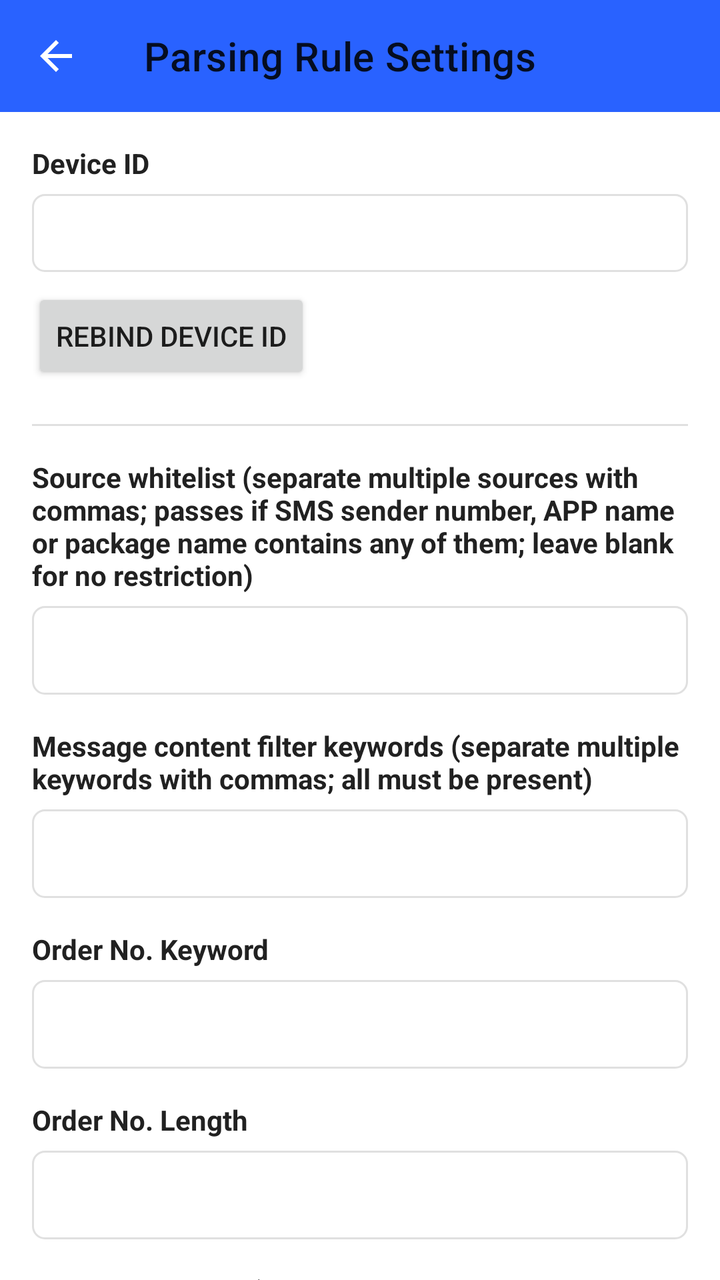
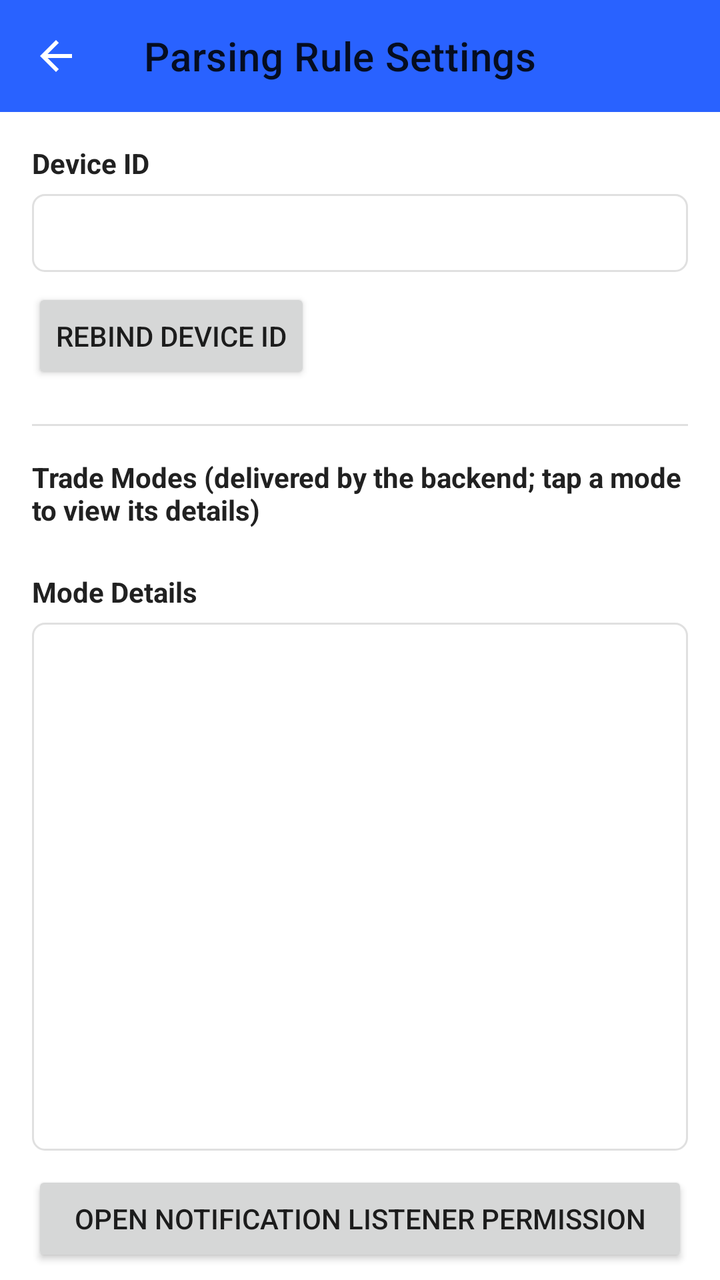

Compare the two renders of this Android layout. The source of the first and the diff that turns it into the second are given below.
<!-- AndroidManifest.xml: application theme Theme.SmsRecharge -->
<!-- res/layout/activity_settings.xml -->
<?xml version="1.0" encoding="utf-8"?>
<LinearLayout xmlns:android="http://schemas.android.com/apk/res/android"
    xmlns:app="http://schemas.android.com/apk/res-auto"
    android:layout_width="match_parent"
    android:layout_height="match_parent"
    android:orientation="vertical"
    android:background="@color/white">

    <com.google.android.material.appbar.MaterialToolbar
        android:id="@+id/toolbar"
        android:layout_width="match_parent"
        android:layout_height="?attr/actionBarSize"
        android:background="@color/colorPrimary"
        android:titleTextColor="@color/white"
        app:title="@string/settings_title"
        app:navigationIcon="@drawable/ic_back" />

    <androidx.core.widget.NestedScrollView
        android:layout_width="match_parent"
        android:layout_height="0dp"
        android:layout_weight="1">

        <LinearLayout
            android:id="@+id/layoutContent"
            android:layout_width="match_parent"
            android:layout_height="wrap_content"
            android:orientation="vertical"
            android:padding="16dp">

            <TextView
                android:layout_width="wrap_content"
                android:layout_height="wrap_content"
                android:text="@string/device_id_input_label"
                android:textColor="@color/colorTextPrimary"
                android:textStyle="bold" />

            <TextView
                android:id="@+id/tvDeviceId"
                android:layout_width="match_parent"
                android:layout_height="wrap_content"
                android:layout_marginTop="6dp"
                android:padding="10dp"
                android:background="@drawable/bg_date_box"
                android:textColor="@color/colorTextPrimary" />

            <Button
                android:id="@+id/btnRebindDeviceId"
                android:layout_width="wrap_content"
                android:layout_height="wrap_content"
                android:layout_marginTop="8dp"
                android:text="@string/settings_rebind_device_id" />

            <View
                android:layout_width="match_parent"
                android:layout_height="1dp"
                android:layout_marginTop="20dp"
                android:background="@color/colorDivider" />

            <TextView
                android:layout_width="wrap_content"
                android:layout_height="wrap_content"
                android:layout_marginTop="16dp"
                android:text="@string/settings_source_label"
                android:textColor="@color/colorTextPrimary"
                android:textStyle="bold" />

            <EditText
                android:id="@+id/etSmsSources"
                android:layout_width="match_parent"
                android:layout_height="wrap_content"
                android:layout_marginTop="6dp"
                android:background="@drawable/bg_date_box"
                android:padding="10dp"
                android:inputType="text" />

            <TextView
                android:layout_width="wrap_content"
                android:layout_height="wrap_content"
                android:layout_marginTop="16dp"
                android:text="@string/settings_keywords_label"
                android:textColor="@color/colorTextPrimary"
                android:textStyle="bold" />

            <EditText
                android:id="@+id/etKeywords"
                android:layout_width="match_parent"
                android:layout_height="wrap_content"
                android:layout_marginTop="6dp"
                android:background="@drawable/bg_date_box"
                android:padding="10dp"
                android:inputType="text" />

            <TextView
                android:layout_width="wrap_content"
                android:layout_height="wrap_content"
                android:layout_marginTop="16dp"
                android:text="@string/settings_order_keyword_label"
                android:textColor="@color/colorTextPrimary"
                android:textStyle="bold" />

            <EditText
                android:id="@+id/etOrderKeyword"
                android:layout_width="match_parent"
                android:layout_height="wrap_content"
                android:layout_marginTop="6dp"
                android:background="@drawable/bg_date_box"
                android:padding="10dp"
                android:inputType="text" />

            <TextView
                android:layout_width="wrap_content"
                android:layout_height="wrap_content"
                android:layout_marginTop="16dp"
                android:text="@string/settings_order_length_label"
                android:textColor="@color/colorTextPrimary"
                android:textStyle="bold" />

            <EditText
                android:id="@+id/etOrderLength"
                android:layout_width="match_parent"
                android:layout_height="wrap_content"
                android:layout_marginTop="6dp"
                android:background="@drawable/bg_date_box"
                android:padding="10dp"
                android:inputType="number" />

            <TextView
                android:layout_width="wrap_content"
                android:layout_height="wrap_content"
                android:layout_marginTop="16dp"
                android:text="@string/settings_money_keyword_label"
                android:textColor="@color/colorTextPrimary"
                android:textStyle="bold" />

            <EditText
                android:id="@+id/etMoneyKeyword"
                android:layout_width="match_parent"
                android:layout_height="wrap_content"
                android:layout_marginTop="6dp"
                android:background="@drawable/bg_date_box"
                android:padding="10dp"
                android:inputType="text" />

            <TextView
                android:layout_width="wrap_content"
                android:layout_height="wrap_content"
                android:layout_marginTop="16dp"
                android:text="@string/settings_api_url_label"
                android:textColor="@color/colorTextPrimary"
                android:textStyle="bold" />

            <EditText
                android:id="@+id/etApiUrl"
                android:layout_width="match_parent"
                android:layout_height="wrap_content"
                android:layout_marginTop="6dp"
                android:background="@drawable/bg_date_box"
                android:padding="10dp"
                android:inputType="textUri" />

            <TextView
                android:layout_width="wrap_content"
                android:layout_height="wrap_content"
                android:layout_marginTop="16dp"
                android:text="@string/settings_check_device_id_url_label"
                android:textColor="@color/colorTextPrimary"
                android:textStyle="bold" />

            <EditText
                android:id="@+id/etCheckDeviceIdUrl"
                android:layout_width="match_parent"
                android:layout_height="wrap_content"
                android:layout_marginTop="6dp"
                android:background="@drawable/bg_date_box"
                android:padding="10dp"
                android:inputType="textUri" />

            <LinearLayout
                android:layout_width="match_parent"
                android:layout_height="wrap_content"
                android:layout_marginTop="16dp"
                android:orientation="horizontal">

                <Button
                    android:id="@+id/btnSave"
                    android:layout_width="0dp"
                    android:layout_height="wrap_content"
                    android:layout_weight="1"
                    android:text="@string/settings_save" />

                <View
                    android:layout_width="8dp"
                    android:layout_height="1dp" />

                <Button
                    android:id="@+id/btnResetDefault"
                    android:layout_width="0dp"
                    android:layout_height="wrap_content"
                    android:layout_weight="1"
                    android:text="@string/settings_reset_default" />
            </LinearLayout>

            <Button
                android:id="@+id/btnOpenNotificationListener"
                android:layout_width="match_parent"
                android:layout_height="wrap_content"
                android:layout_marginTop="10dp"
                android:text="@string/settings_open_notification_listener" />

            <Button
                android:id="@+id/btnGrantSmsPermission"
                android:layout_width="match_parent"
                android:layout_height="wrap_content"
                android:layout_marginTop="10dp"
                android:text="@string/settings_grant_sms_permission" />

            <View
                android:layout_width="match_parent"
                android:layout_height="1dp"
                android:layout_marginTop="20dp"
                android:background="@color/colorDivider" />

            <TextView
                android:layout_width="wrap_content"
                android:layout_height="wrap_content"
                android:layout_marginTop="16dp"
                android:text="@string/settings_test_parse"
                android:textColor="@color/colorTextPrimary"
                android:textStyle="bold" />

            <EditText
                android:id="@+id/etTestSms"
                android:layout_width="match_parent"
                android:layout_height="wrap_content"
                android:layout_marginTop="6dp"
                android:minLines="3"
                android:gravity="top"
                android:hint="@string/settings_test_sms_hint"
                android:background="@drawable/bg_date_box"
                android:padding="10dp"
                android:inputType="textMultiLine" />

            <Button
                android:id="@+id/btnTestParse"
                android:layout_width="wrap_content"
                android:layout_height="wrap_content"
                android:layout_marginTop="10dp"
                android:text="@string/settings_test_parse" />

            <TextView
                android:layout_width="wrap_content"
                android:layout_height="wrap_content"
                android:layout_marginTop="10dp"
                android:text="@string/settings_test_result"
                android:textColor="@color/colorTextPrimary"
                android:textStyle="bold" />

            <TextView
                android:id="@+id/tvTestResult"
                android:layout_width="match_parent"
                android:layout_height="wrap_content"
                android:layout_marginTop="6dp"
                android:padding="10dp"
                android:background="@drawable/bg_date_box"
                android:textColor="@color/colorTextPrimary" />

        </LinearLayout>
    </androidx.core.widget.NestedScrollView>

</LinearLayout>
<!-- resources referenced by this layout -->
<resources>
  <color name="colorDivider">#E0E0E0</color>
  <color name="colorPrimary">#2962FF</color>
  <color name="colorTextPrimary">#212121</color>
  <color name="white">#FFFFFF</color>
  <!-- drawable bg_date_box (drawable) -->
  <?xml version="1.0" encoding="utf-8"?>
  <shape xmlns:android="http://schemas.android.com/apk/res/android"
      android:shape="rectangle">
      <corners android:radius="6dp" />
      <stroke android:width="1dp" android:color="@color/colorDivider" />
      <solid android:color="@color/white" />
  </shape>
  <!-- drawable ic_back (drawable) -->
  <?xml version="1.0" encoding="utf-8"?>
  <vector xmlns:android="http://schemas.android.com/apk/res/android"
      android:width="24dp"
      android:height="24dp"
      android:viewportWidth="24"
      android:viewportHeight="24"
      android:tint="@color/white">
      <path
          android:fillColor="#FFFFFFFF"
          android:pathData="M20,11H7.83l5.59,-5.59L12,4l-8,8l8,8l1.41,-1.41L7.83,13H20v-2z" />
  </vector>
  <string name="device_id_input_label">Device ID</string>
  <string name="settings_api_url_label">Backend API URL</string>
  <string name="settings_check_device_id_url_label">Device ID Verification API URL</string>
  <string name="settings_grant_sms_permission">Grant SMS Permission</string>
  <string name="settings_keywords_label">Message content filter keywords (separate multiple keywords with commas; all must be present)</string>
  <string name="settings_money_keyword_label">Amount keyword (extracts the number after the keyword, decimal point allowed)</string>
  <string name="settings_open_notification_listener">Open Notification Listener Permission</string>
  <string name="settings_order_keyword_label">Order No. Keyword</string>
  <string name="settings_order_length_label">Order No. Length</string>
  <string name="settings_rebind_device_id">Rebind Device ID</string>
  <string name="settings_reset_default">Reset to Default</string>
  <string name="settings_save">Save</string>
  <string name="settings_source_label">Source whitelist (separate multiple sources with commas; passes if SMS sender number, APP name or package name contains any of them; leave blank for no restriction)</string>
  <string name="settings_test_parse">Test Parse</string>
  <string name="settings_test_result">Parse Result</string>
  <string name="settings_test_sms_hint">Paste an SMS or APP notification content to test</string>
  <string name="settings_title">Parsing Rule Settings</string>
  <style name="Theme.SmsRecharge" parent="Theme.MaterialComponents.DayNight.NoActionBar">
          <item name="colorPrimary">@color/colorPrimary</item>
          <item name="colorPrimaryDark">@color/colorPrimaryDark</item>
          <item name="colorAccent">@color/colorAccent</item>
          <item name="android:statusBarColor">@color/colorPrimaryDark</item>
      </style>
  <color name="colorPrimaryDark">#0039CB</color>
  <color name="colorAccent">#FF6D00</color>
</resources>

<!-- the commit's change to res/layout/activity_settings.xml (unified diff, before → after) -->
@@ -60,144 +60,114 @@
                 android:layout_width="wrap_content"
                 android:layout_height="wrap_content"
                 android:layout_marginTop="16dp"
-                android:text="@string/settings_source_label"
-                android:textColor="@color/colorTextPrimary"
-                android:textStyle="bold" />
-
-            <EditText
-                android:id="@+id/etSmsSources"
-                android:layout_width="match_parent"
-                android:layout_height="wrap_content"
-                android:layout_marginTop="6dp"
-                android:background="@drawable/bg_date_box"
-                android:padding="10dp"
-                android:inputType="text" />
-
-            <TextView
+                android:text="@string/settings_trade_modes_label"
+                android:textColor="@color/colorTextPrimary"
+                android:textStyle="bold" />
+
+            <TextView
+                android:id="@+id/tvTradeModesEmpty"
+                android:layout_width="match_parent"
+                android:layout_height="wrap_content"
+                android:layout_marginTop="6dp"
+                android:padding="10dp"
+                android:background="@drawable/bg_date_box"
+                android:text="@string/settings_trade_modes_empty"
+                android:textColor="@color/colorTextSecondary"
+                android:visibility="gone" />
+
+            <LinearLayout
+                android:id="@+id/layoutModeButtons"
+                android:layout_width="match_parent"
+                android:layout_height="wrap_content"
+                android:layout_marginTop="6dp"
+                android:orientation="vertical" />
+
+            <TextView
+                android:id="@+id/tvModeInfoTitle"
                 android:layout_width="wrap_content"
                 android:layout_height="wrap_content"
                 android:layout_marginTop="16dp"
-                android:text="@string/settings_keywords_label"
-                android:textColor="@color/colorTextPrimary"
-                android:textStyle="bold" />
-
-            <EditText
-                android:id="@+id/etKeywords"
-                android:layout_width="match_parent"
-                android:layout_height="wrap_content"
-                android:layout_marginTop="6dp"
-                android:background="@drawable/bg_date_box"
-                android:padding="10dp"
-                android:inputType="text" />
-
-            <TextView
-                android:layout_width="wrap_content"
-                android:layout_height="wrap_content"
-                android:layout_marginTop="16dp"
-                android:text="@string/settings_order_keyword_label"
-                android:textColor="@color/colorTextPrimary"
-                android:textStyle="bold" />
-
-            <EditText
-                android:id="@+id/etOrderKeyword"
-                android:layout_width="match_parent"
-                android:layout_height="wrap_content"
-                android:layout_marginTop="6dp"
-                android:background="@drawable/bg_date_box"
-                android:padding="10dp"
-                android:inputType="text" />
-
-            <TextView
-                android:layout_width="wrap_content"
-                android:layout_height="wrap_content"
-                android:layout_marginTop="16dp"
-                android:text="@string/settings_order_length_label"
-                android:textColor="@color/colorTextPrimary"
-                android:textStyle="bold" />
-
-            <EditText
-                android:id="@+id/etOrderLength"
-                android:layout_width="match_parent"
-                android:layout_height="wrap_content"
-                android:layout_marginTop="6dp"
-                android:background="@drawable/bg_date_box"
-                android:padding="10dp"
-                android:inputType="number" />
-
-            <TextView
-                android:layout_width="wrap_content"
-                android:layout_height="wrap_content"
-                android:layout_marginTop="16dp"
-                android:text="@string/settings_money_keyword_label"
-                android:textColor="@color/colorTextPrimary"
-                android:textStyle="bold" />
-
-            <EditText
-                android:id="@+id/etMoneyKeyword"
-                android:layout_width="match_parent"
-                android:layout_height="wrap_content"
-                android:layout_marginTop="6dp"
-                android:background="@drawable/bg_date_box"
-                android:padding="10dp"
-                android:inputType="text" />
-
-            <TextView
-                android:layout_width="wrap_content"
-                android:layout_height="wrap_content"
-                android:layout_marginTop="16dp"
-                android:text="@string/settings_api_url_label"
-                android:textColor="@color/colorTextPrimary"
-                android:textStyle="bold" />
-
-            <EditText
-                android:id="@+id/etApiUrl"
-                android:layout_width="match_parent"
-                android:layout_height="wrap_content"
-                android:layout_marginTop="6dp"
-                android:background="@drawable/bg_date_box"
-                android:padding="10dp"
-                android:inputType="textUri" />
-
-            <TextView
-                android:layout_width="wrap_content"
-                android:layout_height="wrap_content"
-                android:layout_marginTop="16dp"
-                android:text="@string/settings_check_device_id_url_label"
-                android:textColor="@color/colorTextPrimary"
-                android:textStyle="bold" />
-
-            <EditText
-                android:id="@+id/etCheckDeviceIdUrl"
-                android:layout_width="match_parent"
-                android:layout_height="wrap_content"
-                android:layout_marginTop="6dp"
-                android:background="@drawable/bg_date_box"
-                android:padding="10dp"
-                android:inputType="textUri" />
+                android:text="@string/settings_mode_info_label"
+                android:textColor="@color/colorTextPrimary"
+                android:textStyle="bold" />
 
             <LinearLayout
-                android:layout_width="match_parent"
-                android:layout_height="wrap_content"
-                android:layout_marginTop="16dp"
-                android:orientation="horizontal">
-
-                <Button
-                    android:id="@+id/btnSave"
-                    android:layout_width="0dp"
-                    android:layout_height="wrap_content"
-                    android:layout_weight="1"
-                    android:text="@string/settings_save" />
-
-                <View
-                    android:layout_width="8dp"
-                    android:layout_height="1dp" />
-
-                <Button
-                    android:id="@+id/btnResetDefault"
-                    android:layout_width="0dp"
-                    android:layout_height="wrap_content"
-                    android:layout_weight="1"
-                    android:text="@string/settings_reset_default" />
+                android:id="@+id/layoutModeInfo"
+                android:layout_width="match_parent"
+                android:layout_height="wrap_content"
+                android:layout_marginTop="6dp"
+                android:orientation="vertical"
+                android:background="@drawable/bg_date_box"
+                android:padding="10dp">
+
+                <TextView
+                    android:id="@+id/tvModeName"
+                    android:layout_width="match_parent"
+                    android:layout_height="wrap_content"
+                    android:textColor="@color/colorTextPrimary" />
+
+                <TextView
+                    android:id="@+id/tvModeNotifyType"
+                    android:layout_width="match_parent"
+                    android:layout_height="wrap_content"
+                    android:layout_marginTop="6dp"
+                    android:textColor="@color/colorTextPrimary" />
+
+                <TextView
+                    android:id="@+id/tvModeSource"
+                    android:layout_width="match_parent"
+                    android:layout_height="wrap_content"
+                    android:layout_marginTop="6dp"
+                    android:textColor="@color/colorTextPrimary" />
+
+                <TextView
+                    android:id="@+id/tvModeJudge"
+                    android:layout_width="match_parent"
+                    android:layout_height="wrap_content"
+                    android:layout_marginTop="6dp"
+                    android:textColor="@color/colorTextPrimary" />
+
+                <TextView
+                    android:id="@+id/tvModeTradeNo1"
+                    android:layout_width="match_parent"
+                    android:layout_height="wrap_content"
+                    android:layout_marginTop="6dp"
+                    android:textColor="@color/colorTextPrimary" />
+
+                <TextView
+                    android:id="@+id/tvModeTradeNo2"
+                    android:layout_width="match_parent"
+                    android:layout_height="wrap_content"
+                    android:layout_marginTop="6dp"
+                    android:textColor="@color/colorTextPrimary" />
+
+                <TextView
+                    android:id="@+id/tvModeCardNo1"
+                    android:layout_width="match_parent"
+                    android:layout_height="wrap_content"
+                    android:layout_marginTop="6dp"
+                    android:textColor="@color/colorTextPrimary" />
+
+                <TextView
+                    android:id="@+id/tvModeCardNo2"
+                    android:layout_width="match_parent"
+                    android:layout_height="wrap_content"
+                    android:layout_marginTop="6dp"
+                    android:textColor="@color/colorTextPrimary" />
+
+                <TextView
+                    android:id="@+id/tvModeMoney1"
+                    android:layout_width="match_parent"
+                    android:layout_height="wrap_content"
+                    android:layout_marginTop="6dp"
+                    android:textColor="@color/colorTextPrimary" />
+
+                <TextView
+                    android:id="@+id/tvModeMoney2"
+                    android:layout_width="match_parent"
+                    android:layout_height="wrap_content"
+                    android:layout_marginTop="6dp"
+                    android:textColor="@color/colorTextPrimary" />
             </LinearLayout>
 
             <Button
@@ -228,6 +198,38 @@
                 android:textColor="@color/colorTextPrimary"
                 android:textStyle="bold" />
 
+            <RadioGroup
+                android:id="@+id/rgTestNotifyType"
+                android:layout_width="match_parent"
+                android:layout_height="wrap_content"
+                android:layout_marginTop="6dp"
+                android:orientation="horizontal">
+
+                <RadioButton
+                    android:id="@+id/rbTestSms"
+                    android:layout_width="wrap_content"
+                    android:layout_height="wrap_content"
+                    android:checked="true"
+                    android:text="@string/source_sms" />
+
+                <RadioButton
+                    android:id="@+id/rbTestApp"
+                    android:layout_width="wrap_content"
+                    android:layout_height="wrap_content"
+                    android:layout_marginStart="16dp"
+                    android:text="@string/source_app" />
+            </RadioGroup>
+
+            <EditText
+                android:id="@+id/etTestSource"
+                android:layout_width="match_parent"
+                android:layout_height="wrap_content"
+                android:layout_marginTop="6dp"
+                android:hint="@string/settings_test_source_hint"
+                android:background="@drawable/bg_date_box"
+                android:padding="10dp"
+                android:inputType="text" />
+
             <EditText
                 android:id="@+id/etTestSms"
                 android:layout_width="match_parent"
<!-- resource entries referenced after the edit -->
@@ -3,6 +3,7 @@
   <color name="colorDivider">#E0E0E0</color>
   <color name="colorPrimary">#2962FF</color>
   <color name="colorTextPrimary">#212121</color>
+  <color name="colorTextSecondary">#757575</color>
   <color name="white">#FFFFFF</color>
   <!-- drawable bg_date_box (drawable) -->
   <?xml version="1.0" encoding="utf-8"?>
@@ -25,22 +26,19 @@
           android:pathData="M20,11H7.83l5.59,-5.59L12,4l-8,8l8,8l1.41,-1.41L7.83,13H20v-2z" />
   </vector>
   <string name="device_id_input_label">Device ID</string>
-  <string name="settings_api_url_label">Backend API URL</string>
-  <string name="settings_check_device_id_url_label">Device ID Verification API URL</string>
   <string name="settings_grant_sms_permission">Grant SMS Permission</string>
-  <string name="settings_keywords_label">Message content filter keywords (separate multiple keywords with commas; all must be present)</string>
-  <string name="settings_money_keyword_label">Amount keyword (extracts the number after the keyword, decimal point allowed)</string>
+  <string name="settings_mode_info_label">Mode Details</string>
   <string name="settings_open_notification_listener">Open Notification Listener Permission</string>
-  <string name="settings_order_keyword_label">Order No. Keyword</string>
-  <string name="settings_order_length_label">Order No. Length</string>
   <string name="settings_rebind_device_id">Rebind Device ID</string>
-  <string name="settings_reset_default">Reset to Default</string>
-  <string name="settings_save">Save</string>
-  <string name="settings_source_label">Source whitelist (separate multiple sources with commas; passes if SMS sender number, APP name or package name contains any of them; leave blank for no restriction)</string>
   <string name="settings_test_parse">Test Parse</string>
   <string name="settings_test_result">Parse Result</string>
   <string name="settings_test_sms_hint">Paste an SMS or APP notification content to test</string>
+  <string name="settings_test_source_hint">Source: sender number / app name / package name (optional)</string>
   <string name="settings_title">Parsing Rule Settings</string>
+  <string name="settings_trade_modes_empty">No trade modes yet, please rebind the device ID to fetch them</string>
+  <string name="settings_trade_modes_label">Trade Modes (delivered by the backend; tap a mode to view its details)</string>
+  <string name="source_app">APP Notification</string>
+  <string name="source_sms">SMS</string>
   <style name="Theme.SmsRecharge" parent="Theme.MaterialComponents.DayNight.NoActionBar">
           <item name="colorPrimary">@color/colorPrimary</item>
           <item name="colorPrimaryDark">@color/colorPrimaryDark</item>
